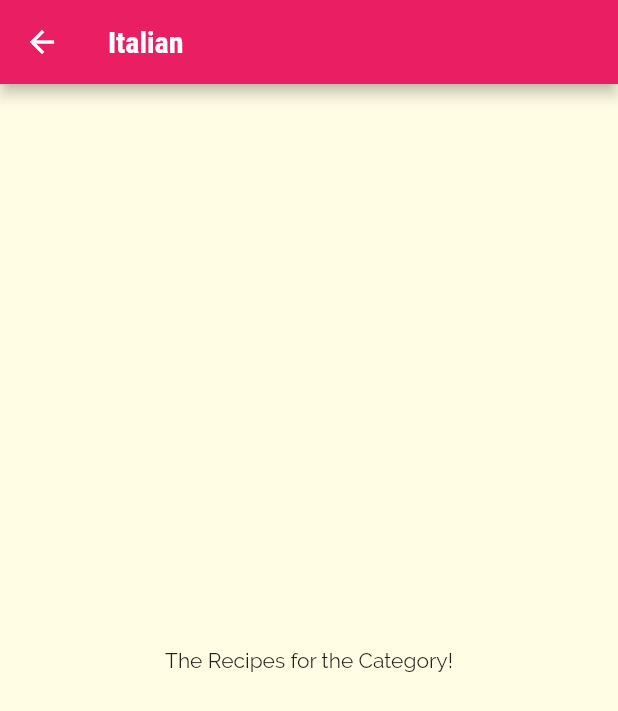
After one commit to mahdibouaziz/flutter_meal_app, a Flutter app: the screen it shows after launch, after a tap on "Italian", on a phone screen of 412 x 824 dp. The commit adds this screen. Shown: the top 711 px of the screen. Run offline on Flutter 3.47's test engine with Material 2 defaults, Android fonts, the phone set to English and light mode, and no system bars.

Commit message:
added routes and dynamic data

```diff
--- a/lib/categories_screen.dart
+++ b/lib/categories_screen.dart
@@ -18,8 +18,8 @@ class CategoriesScreen extends StatelessWidget {
           mainAxisSpacing: 20,
         ),
         children: DUMMY_CATEGORIES
-            .map((catData) =>
-                CategoryItem(title: catData.title, color: catData.color))
+            .map((catData) => CategoryItem(
+                id: catData.id, title: catData.title, color: catData.color))
             .toList(),
       ),
     );
--- a/lib/category_item.dart
+++ b/lib/category_item.dart
@@ -1,15 +1,32 @@
 import 'package:flutter/material.dart';
+import 'package:flutter_meal_app/category_meals_screen.dart';
 
 class CategoryItem extends StatelessWidget {
+  final String id;
   final String title;
   final Color color;
 
-  const CategoryItem({required this.title, required this.color, Key? key})
+  const CategoryItem(
+      {required this.id, required this.title, required this.color, Key? key})
       : super(key: key);
+
+  void selectCategory(BuildContext context) {
+    Navigator.of(context).push(MaterialPageRoute(
+        builder: (_) => CategoryMealsScreen(
+              categoryId: id,
+              categoryTitle: title,
+            )));
+  }
 
   @override
   Widget build(BuildContext context) {
-    return Container(
+    return InkWell(
+      onTap: () => selectCategory(
+        context,
+      ),
+      splashColor: Theme.of(context).colorScheme.primary,
+      borderRadius: BorderRadius.circular(15),
+      child: Container(
         padding: const EdgeInsets.all(15),
         child: Text(
           title,
@@ -23,6 +40,7 @@ class CategoryItem extends StatelessWidget {
           ),
           borderRadius: BorderRadius.circular(15),
         ),
+      ),
     );
   }
 }
--- /dev/null
+++ b/lib/category_meals_screen.dart
@@ -0,0 +1,20 @@
+import 'package:flutter/material.dart';
+
+class CategoryMealsScreen extends StatelessWidget {
+  final String categoryId;
+  final String categoryTitle;
+
+  const CategoryMealsScreen(
+      {required this.categoryId, required this.categoryTitle, Key? key})
+      : super(key: key);
+
+  @override
+  Widget build(BuildContext context) {
+    return Scaffold(
+      appBar: AppBar(title: Text(categoryTitle)),
+      body: const Center(
+        child: Text("The Recipes for the Category!"),
+      ),
+    );
+  }
+}
```
Lines whose indentation alone changed are shown as unchanged.
